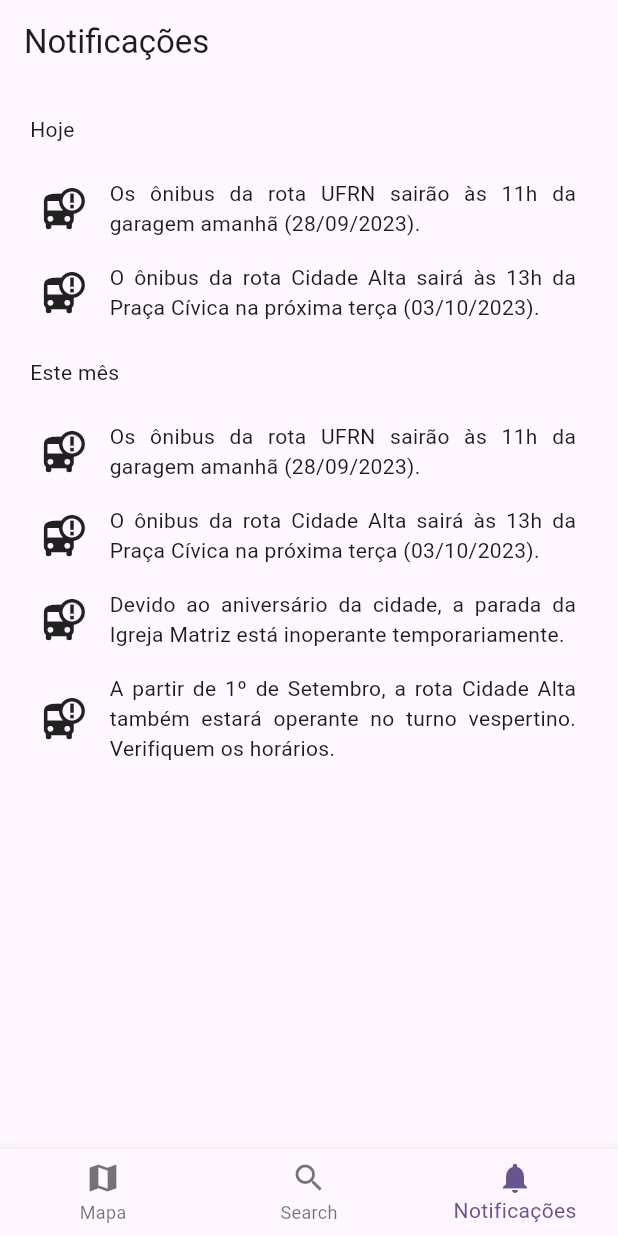
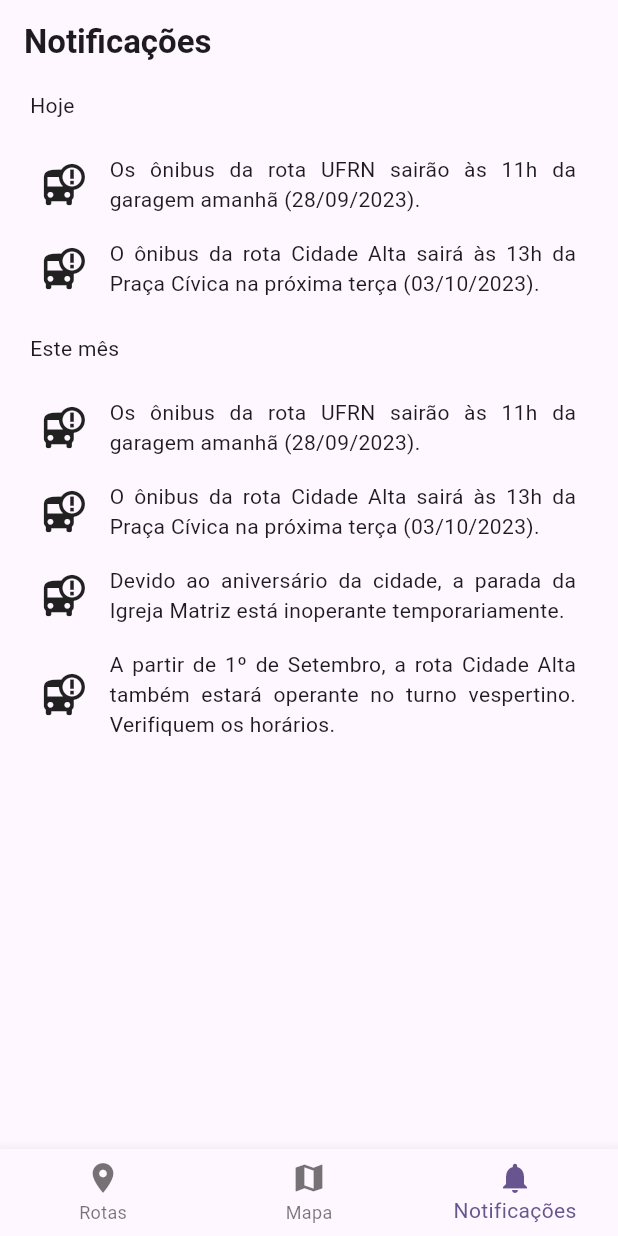
Before and after one commit to raixasantos/unibus, a Flutter app: the Home screen opened directly, item 3 of the bottom bar chosen, on a phone screen of 412 x 824 dp. Run offline on Flutter 3.47's test engine with Material 2 defaults, Android fonts, the light colour scheme and no system bars; our stand-ins replace geolocator, google_maps_flutter.

Commit message:
feat: layout de tela de rotas

```diff
--- a/lib/screens/cadastro.dart
+++ b/lib/screens/cadastro.dart
@@ -2,6 +2,7 @@ import 'package:flutter/material.dart';
 import 'package:unibus/components/login/LoginCardButton.dart';
 import 'package:unibus/components/login/LoginInput.dart';
 import 'package:unibus/screens/login.dart';
+import 'package:unibus/widgets/custom_app_bar.dart';
 
 class Cadastro extends StatefulWidget {
   const Cadastro({super.key});
@@ -17,8 +18,8 @@ class _CadastroState extends State<Cadastro> {
   @override
   Widget build(BuildContext context) {
     return Scaffold(
-      appBar: AppBar(
-        title: Text('Cadastro'),
+      appBar: const CustomAppBar(
+        title: "Cadastro",
       ),
       body: ListView(
         padding: const EdgeInsets.all(20.0),
--- a/lib/screens/home.dart
+++ b/lib/screens/home.dart
@@ -1,7 +1,7 @@
 import 'package:flutter/material.dart';
 import 'package:unibus/screens/taps/notification_tap.dart';
 import 'map.dart';
-import 'search.dart';
+import 'taps/routes_tap.dart';
 
 class Home extends StatefulWidget {
   const Home({super.key});
@@ -10,7 +10,7 @@ class Home extends StatefulWidget {
 }
 
 class _HomeState extends State<Home> {
-  final List<Widget> screens = [const Map(), const Search(), NotificationTap()];
+  final List<Widget> screens = [const Routes(), const Map(), NotificationTap()];
   int screenIndex = 0;
   void onTappedNav(int index) {
     setState(() {
@@ -24,8 +24,9 @@ class _HomeState extends State<Home> {
       body: screens[screenIndex],
       bottomNavigationBar: BottomNavigationBar(
         items: const [
+          BottomNavigationBarItem(
+              icon: Icon(Icons.location_on), label: "Rotas"),
           BottomNavigationBarItem(icon: Icon(Icons.map), label: "Mapa"),
-          BottomNavigationBarItem(icon: Icon(Icons.search), label: "Search"),
           BottomNavigationBarItem(
               icon: Icon(Icons.notifications), label: "Notificações")
         ],
--- a/lib/screens/login.dart
+++ b/lib/screens/login.dart
@@ -2,6 +2,7 @@ import 'package:flutter/material.dart';
 import 'package:unibus/components/login/LoginCardButton.dart';
 import 'package:unibus/components/login/LoginInput.dart';
 import 'package:unibus/screens/cadastro.dart';
+import 'package:unibus/widgets/custom_app_bar.dart';
 import 'home.dart';
 
 class Login extends StatefulWidget {
@@ -15,7 +16,7 @@ class _LoginState extends State<Login> {
   @override
   Widget build(BuildContext context) {
     return Scaffold(
-      appBar: AppBar(title: Text("Unibus")),
+      appBar: const CustomAppBar(title: "Unibus"),
       body: Column(children: [
         Padding(
           padding: EdgeInsets.all(10),
--- a/lib/screens/search.dart
+++ /dev/null
@@ -1,15 +0,0 @@
-import 'package:flutter/material.dart';
-
-class Search extends StatefulWidget {
-  const Search({super.key});
-
-  @override
-  State<Search> createState() => _SearchState();
-}
-
-class _SearchState extends State<Search> {
-  @override
-  Widget build(BuildContext context) {
-    return const Text("teste");
-  }
-}
--- a/lib/screens/taps/notification_tap.dart
+++ b/lib/screens/taps/notification_tap.dart
@@ -1,6 +1,7 @@
 import 'package:flutter/material.dart';
 import 'package:unibus/data/data.dart';
 import 'package:unibus/widgets/custom_advice_notification.dart';
+import 'package:unibus/widgets/custom_app_bar.dart';
 
 class NotificationTap extends StatelessWidget {
   NotificationTap({super.key});
@@ -21,13 +22,12 @@ class NotificationTap extends StatelessWidget {
   Widget build(BuildContext context) {
     return SafeArea(
         child: Scaffold(
-      appBar: AppBar(
-        title: const Text("Notificações"),
-        automaticallyImplyLeading: false,
+      appBar: const CustomAppBar(
+        title: "Notificações",
       ),
       body: SingleChildScrollView(
         child: Container(
-          padding: const EdgeInsets.all(20),
+          padding: const EdgeInsets.only(left: 20, right: 20),
           child: Column(
             crossAxisAlignment: CrossAxisAlignment.start,
             children: [
--- /dev/null
+++ b/lib/widgets/custom_app_bar.dart
@@ -0,0 +1,22 @@
+import 'package:flutter/material.dart';
+
+class CustomAppBar extends StatelessWidget implements PreferredSizeWidget {
+  const CustomAppBar(
+      {super.key, this.title = '', this.leading, this.titleWidget});
+
+  final String title;
+  final Widget? leading;
+  final Widget? titleWidget;
+
+  @override
+  Widget build(BuildContext context) {
+    return AppBar(
+      title: titleWidget ??
+          Text(title, style: const TextStyle(fontWeight: FontWeight.bold)),
+      automaticallyImplyLeading: false,
+    );
+  }
+
+  @override
+  Size get preferredSize => const Size(double.maxFinite, 60);
+}
```
Also changed, not shown: lib/data/data.dart (+16 -0 lines), lib/models/route_bus.dart (added, +11 -0 lines), lib/screens/taps/routes_tap.dart (added, +51 -0 lines), lib/widgets/custom_route_card.dart (added, +42 -0 lines), lib/widgets/custom_text_form_field.dart (added, +83 -0 lines).
